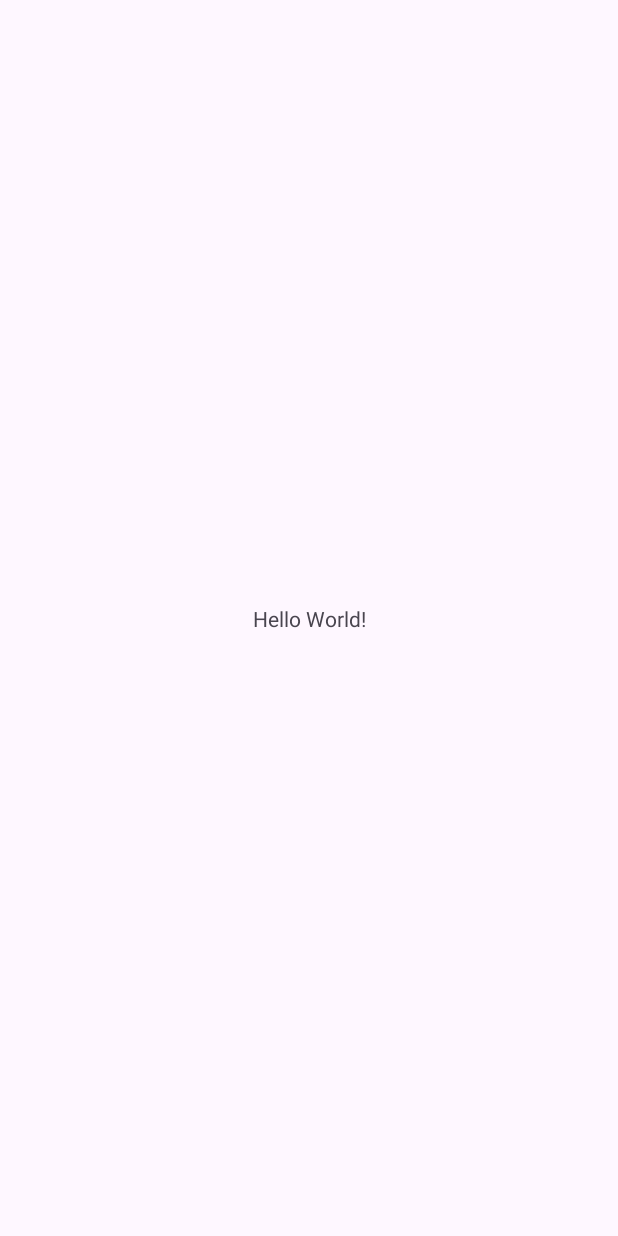
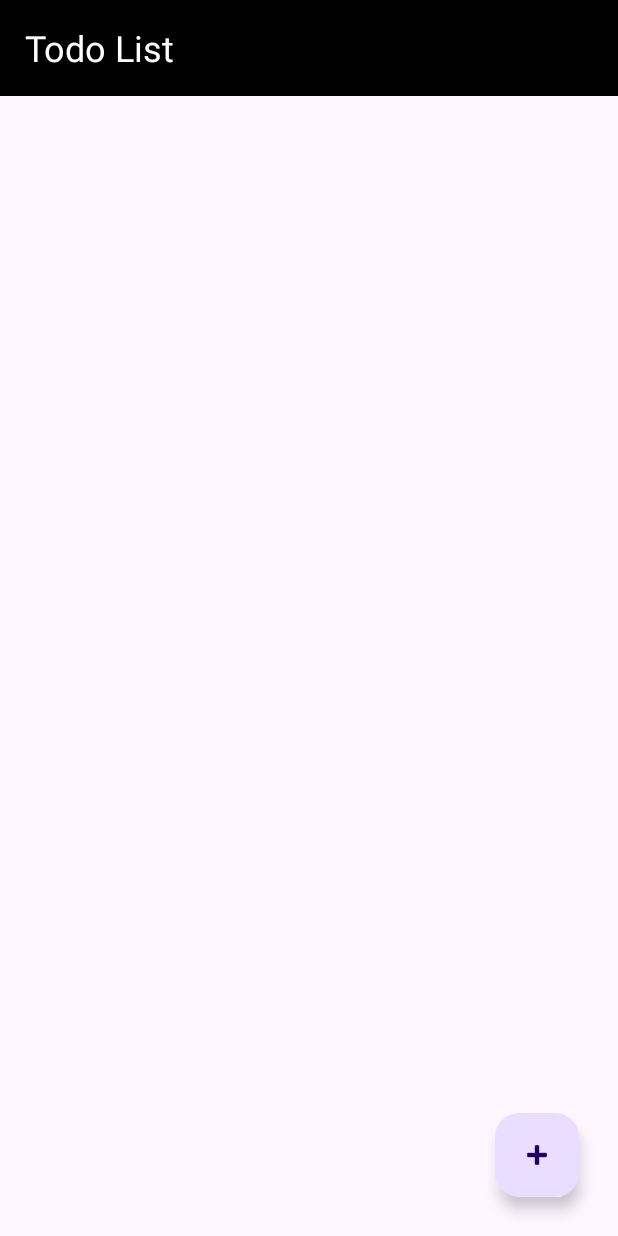
Before and after one commit to asserthq/ktl-lab8, an Android app: the screen it shows after launch (MainActivity), on a phone screen of 412 x 824 dp. Before the commit the screen is almost empty. Run offline under Robolectric (Android 15) with nearby library versions, the phone set to English and light mode, and no system bars.

Commit message:
feature: add main activity with RecyclerView

```diff
--- a/app/src/main/res/layout/activity_main.xml
+++ b/app/src/main/res/layout/activity_main.xml
@@ -5,14 +5,44 @@
     android:layout_width="match_parent"
     android:layout_height="match_parent"
     tools:context=".MainActivity">
+    <androidx.appcompat.widget.Toolbar
+        android:id="@+id/toolbar"
+        android:layout_width="match_parent"
+        android:layout_height="wrap_content"
+        android:background="@color/black"
+        android:minHeight="?attr/actionBarSize"
+        android:theme="?attr/actionBarTheme"
+        app:layout_constraintEnd_toEndOf="parent"
+        app:layout_constraintStart_toStartOf="parent"
+        app:layout_constraintTop_toTopOf="parent">
+        <TextView
+            android:textColor="@color/white"
+            android:layout_gravity="left"
+            android:textSize="24sp"
+            android:text="Todo List"
+            android:gravity="center"
+            android:layout_width="wrap_content"
+            android:layout_height="wrap_content"/>
 
-    <TextView
+    </androidx.appcompat.widget.Toolbar>
+    <androidx.recyclerview.widget.RecyclerView
+        android:id="@+id/recycler_view"
+        android:layout_width="match_parent"
+        android:layout_height="wrap_content"
+        app:layout_constraintEnd_toEndOf="parent"
+        app:layout_constraintStart_toStartOf="parent"
+        app:layout_constraintTop_toBottomOf="@id/toolbar"
+        tools:listitem="@layout/list_item"/>
+
+    <com.google.android.material.floatingactionbutton.FloatingActionButton
+        android:id="@+id/fab_add_todo"
         android:layout_width="wrap_content"
         android:layout_height="wrap_content"
-        android:text="Hello World!"
+        android:layout_marginEnd="26dp"
+        android:layout_marginBottom="26dp"
+        android:clickable="true"
         app:layout_constraintBottom_toBottomOf="parent"
         app:layout_constraintEnd_toEndOf="parent"
-        app:layout_constraintStart_toStartOf="parent"
-        app:layout_constraintTop_toTopOf="parent" />
+        app:srcCompat="@android:drawable/ic_input_add" />
 
 </androidx.constraintlayout.widget.ConstraintLayout>
```
